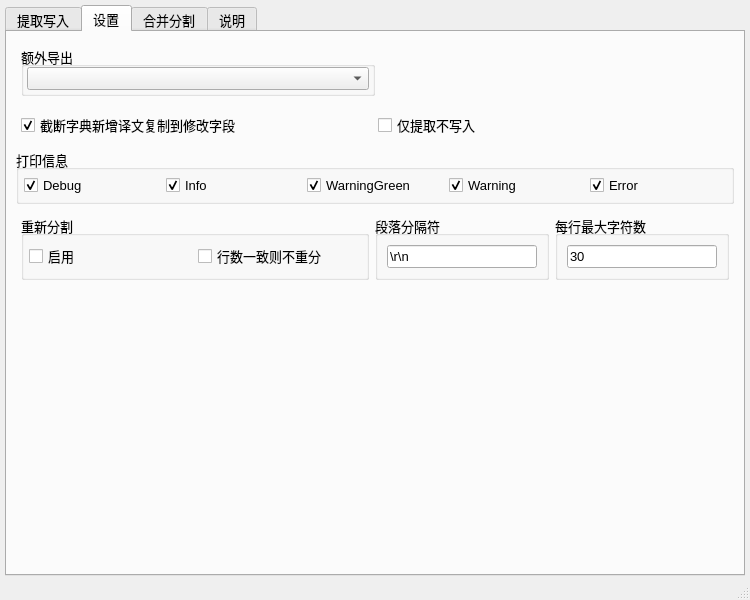
satan53x/SExtractor, file ui_mainWindow.ui: the form before one commit.
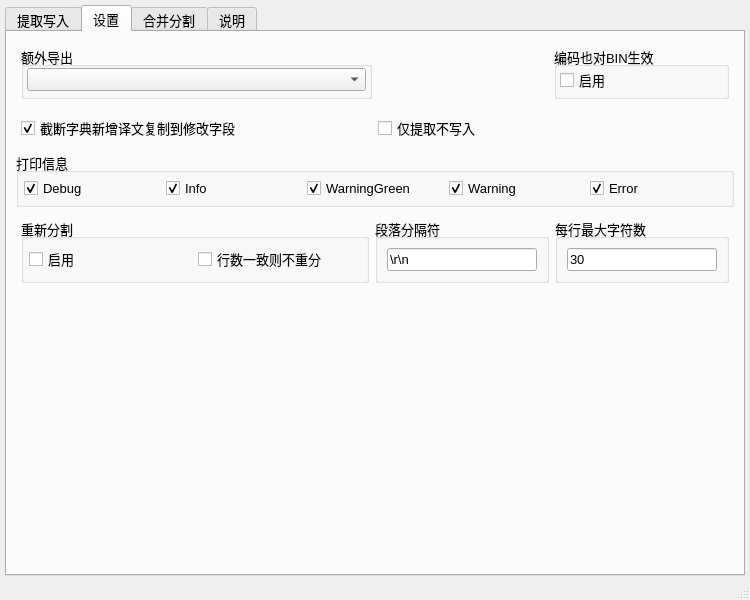
The form after the commit. The open tabs and pages were chosen to show the change.

Commit message: 添加编码对BIN生效选项

The edit to the form file:
```diff
--- a/ui_mainWindow.ui
+++ b/ui_mainWindow.ui
@@ -519,7 +519,7 @@
        <layout class="QVBoxLayout" name="verticalLayout_7">
         <item>
          <widget class="QWidget" name="widget_9" native="true">
-          <layout class="QHBoxLayout" name="horizontalLayout_9" stretch="5,5">
+          <layout class="QHBoxLayout" name="horizontalLayout_9" stretch="4,2,2">
            <property name="leftMargin">
             <number>5</number>
            </property>
@@ -594,6 +594,34 @@
              </property>
             </spacer>
            </item>
+           <item>
+            <widget class="QGroupBox" name="groupBox_12">
+             <property name="title">
+              <string>编码也对BIN生效</string>
+             </property>
+             <layout class="QHBoxLayout" name="horizontalLayout_25">
+              <property name="leftMargin">
+               <number>3</number>
+              </property>
+              <property name="topMargin">
+               <number>0</number>
+              </property>
+              <property name="rightMargin">
+               <number>3</number>
+              </property>
+              <property name="bottomMargin">
+               <number>3</number>
+              </property>
+              <item>
+               <widget class="QCheckBox" name="binEncodeCheck">
+                <property name="text">
+                 <string>启用</string>
+                </property>
+               </widget>
+              </item>
+             </layout>
+            </widget>
+           </item>
           </layout>
          </widget>
         </item>
```
The commit also changes 5 other files.
